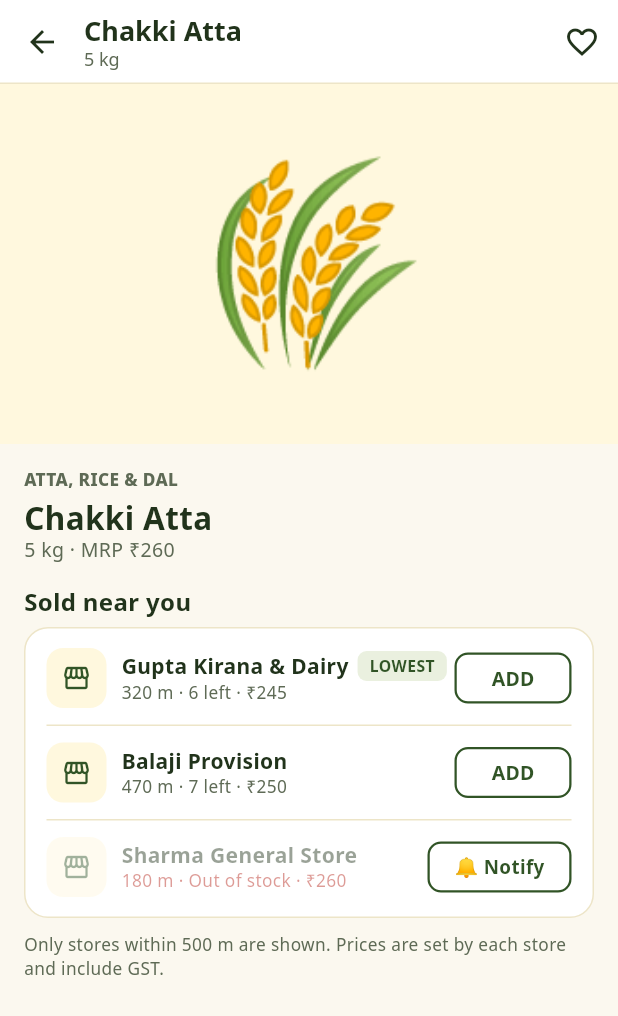
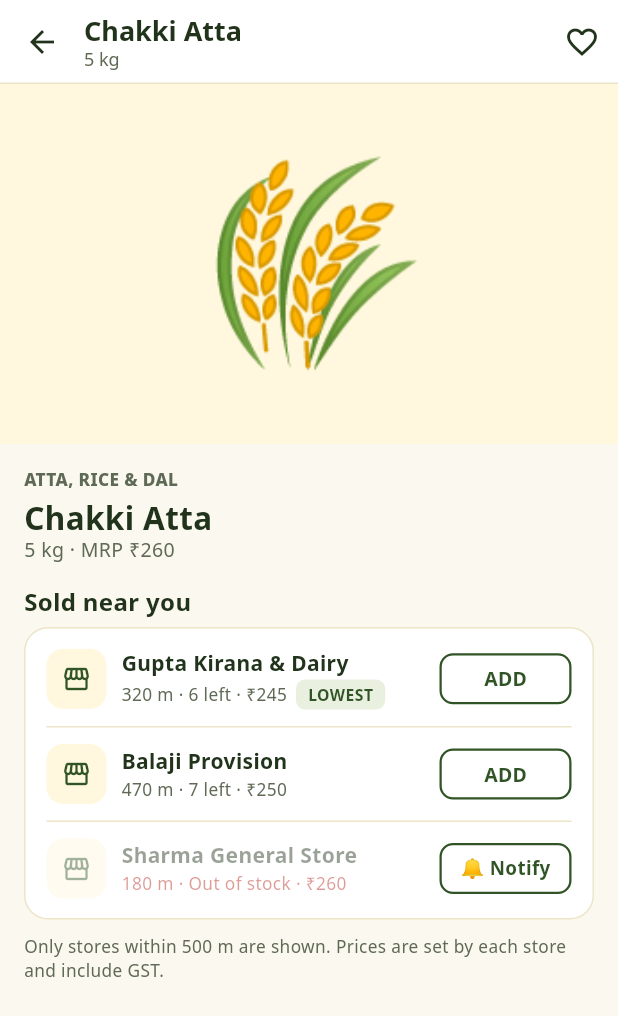
Before and after one commit to aggarwal97kajal-lab/nukad-kart, a Flutter app: the ProductScreen screen opened directly with sample values from the repository, on a phone screen of 412 x 824 dp. Shown: the top 1016 px of the screen. Run offline on Flutter 3.47's test engine with Material 3 defaults, Android fonts, the phone set to English and light mode, and no system bars; our stand-ins replace device_info_plus, flutter_local_notifications, geolocator, google_sign_in, open_filex, pdf and 4 more; missing offline and left inert: file_saver, maplibre_gl, sendotp_flutter_sdk; accounts and stored records are empty.

Commit message:
Store list on product page: Lowest tag under the shop name, gap before the button; ADD, steppers and Notify all 88 wide
Co-Authored-By: Claude Opus 5.5 <noreply@anthropic.com>
Claude-Session: https://claude.ai/code/session_019zjrL45QZRAgXoE9dzBDZ8

```diff
--- a/lib/screens/product_screen.dart
+++ b/lib/screens/product_screen.dart
@@ -76,12 +76,15 @@ class ProductScreen extends StatelessWidget {
       SizedBox(width: 10),
       Expanded(
         child: Column(crossAxisAlignment: CrossAxisAlignment.start, children: [
+          Text(st.name, maxLines: 1, overflow: TextOverflow.ellipsis, style: body(14, weight: FontWeight.w700)),
+          SizedBox(height: 2),
           Row(children: [
-            Flexible(child: Text(st.name, overflow: TextOverflow.ellipsis, style: body(14, weight: FontWeight.w700))),
+            Flexible(
+              child: Text('${st.distanceM} m · ${out ? t('Out of stock') : '$stock left'} · ${rupees(l.price)}',
+                  maxLines: 1, overflow: TextOverflow.ellipsis, style: body(11.5, color: out ? kRed : kMute)),
+            ),
             if (best) ...[SizedBox(width: 6), Pill('Lowest', color: kGText, bg: kPillBg)],
           ]),
-          Text('${st.distanceM} m · ${out ? t('Out of stock') : '$stock left'} · ${rupees(l.price)}',
-              style: body(11.5, color: out ? kRed : kMute)),
         ]),
       ),
     ]);
@@ -90,6 +93,7 @@ class ProductScreen extends StatelessWidget {
       decoration: BoxDecoration(border: last ? null : Border(bottom: BorderSide(color: kLine))),
       child: Row(children: [
         Expanded(child: out ? Opacity(opacity: 0.45, child: info) : info),
+        SizedBox(width: 12),
         out
             ? NotifyButton(
                 on: s.isNotifyOn(l.storeId, product.id),
--- a/lib/widgets/ui.dart
+++ b/lib/widgets/ui.dart
@@ -164,7 +164,7 @@ class QtyStepper extends StatelessWidget {
     if (qty == 0) {
       return SizedBox(
         height: 34,
-        width: 78,
+        width: 88,
         child: OutlinedButton(
           style: OutlinedButton.styleFrom(
             padding: EdgeInsets.zero,
@@ -294,15 +294,19 @@ class NotifyButton extends StatelessWidget {
       onTap: onTap,
       child: Container(
         height: 34,
-        width: 96,
+        width: 88,
         alignment: Alignment.center,
+        padding: EdgeInsets.symmetric(horizontal: 6),
         decoration: BoxDecoration(
           color: on ? kGBg : Colors.transparent,
           borderRadius: BorderRadius.circular(9),
           border: on ? null : Border.all(color: kG, width: 1.5),
         ),
-        child: Text(on ? '✓ ${t('Notify on')}' : '🔔 ${t('Notify')}',
-            style: body(12.5, color: on ? kGText : kG, weight: FontWeight.w700)),
+        child: FittedBox(
+          fit: BoxFit.scaleDown,
+          child: Text(on ? '✓ ${t('Notify on')}' : '🔔 ${t('Notify')}',
+              maxLines: 1, style: body(12.5, color: on ? kGText : kG, weight: FontWeight.w700)),
+        ),
       ),
     );
   }
--- a/pubspec.yaml
+++ b/pubspec.yaml
@@ -1,7 +1,7 @@
 name: nukad_kart
 description: "Nukad Kart - Apne Nukkad Ki Har Dukaan! Customer app (demo data build)."
 publish_to: 'none'
-version: 0.9.3+20
+version: 0.9.4+21
 
 environment:
   sdk: '>=3.3.0 <4.0.0'
```
